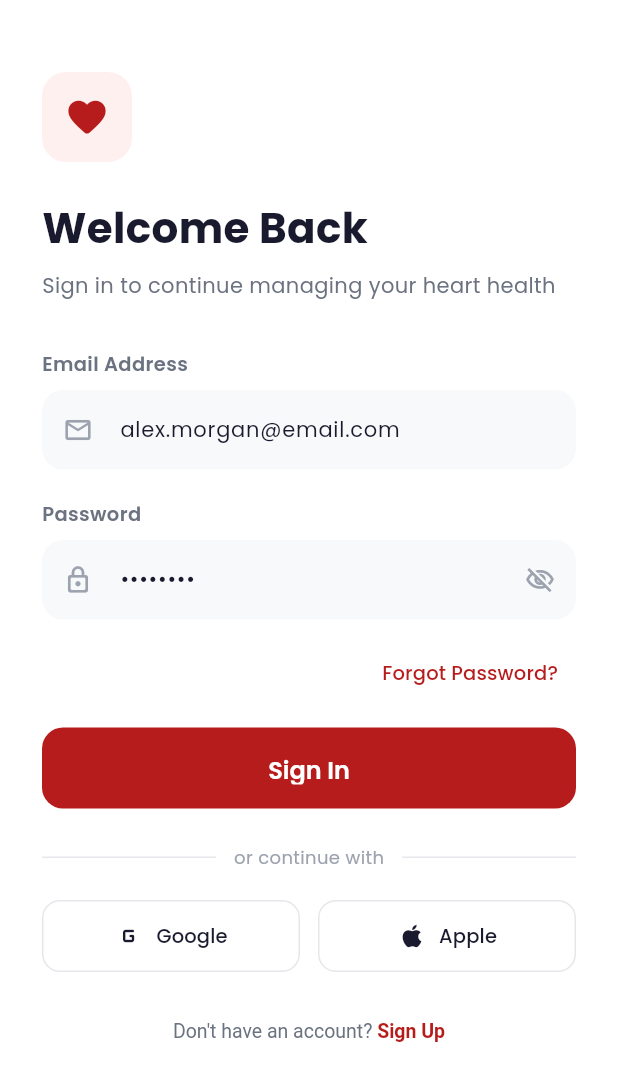
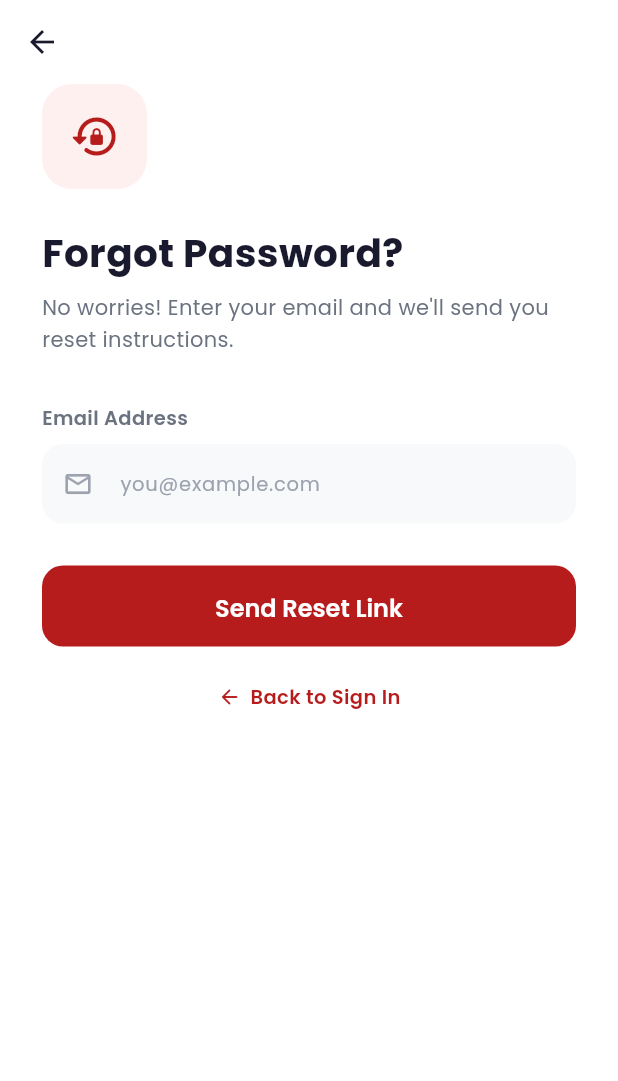
Before and after one commit to shivamaiuse2/Cardio-Life, a Flutter app: the LoginScreen screen opened by its route, after a tap on "Forgot Password?", on a phone screen of 412 x 824 dp. Shown: the top 1081 px of the screen. Run offline on Flutter 3.47's test engine with Material 3 defaults, Android fonts, the phone set to English and light mode, and no system bars; our stand-ins replace fl_chart, google_fonts, smooth_page_indicator.

Commit message:
All screens complete, just finishing remaining

```diff
--- a/lib/main.dart
+++ b/lib/main.dart
@@ -1,3 +1,4 @@
+import 'package:cardiolife/screens/forgot_password_screen.dart';
 import 'package:flutter/material.dart';
 import 'package:flutter/services.dart';
 import 'package:provider/provider.dart';
@@ -56,6 +57,8 @@ class CardioLifeApp extends StatelessWidget {
             return _route(const SignupScreen());
           case '/otp':
             return _route(const OtpScreen());
+          case '/forgot-password':
+            return _route(const ForgotPasswordScreen());
           case '/home':
             return _route(
               const MainShell(),
--- /dev/null
+++ b/lib/screens/forgot_password_screen.dart
@@ -0,0 +1,154 @@
+import 'package:flutter/material.dart';
+import '../theme/app_theme.dart';
+
+class ForgotPasswordScreen extends StatefulWidget {
+  const ForgotPasswordScreen({super.key});
+
+  @override
+  State<ForgotPasswordScreen> createState() => _ForgotPasswordScreenState();
+}
+
+class _ForgotPasswordScreenState extends State<ForgotPasswordScreen> {
+  final _emailCtrl = TextEditingController();
+  bool _loading = false;
+  bool _sent = false;
+
+  @override
+  void dispose() {
+    _emailCtrl.dispose();
+    super.dispose();
+  }
+
+  void _send() async {
+    if (_emailCtrl.text.trim().isEmpty) return;
+    setState(() => _loading = true);
+    await Future.delayed(const Duration(milliseconds: 900));
+    if (!mounted) return;
+    setState(() { _loading = false; _sent = true; });
+  }
+
+  @override
+  Widget build(BuildContext context) {
+    return Scaffold(
+      backgroundColor: Colors.white,
+      appBar: AppBar(backgroundColor: Colors.white, elevation: 0),
+      body: Padding(
+        padding: const EdgeInsets.symmetric(horizontal: 28),
+        child: _sent ? _SuccessView(email: _emailCtrl.text.trim(), onBack: () => Navigator.pop(context)) : _FormView(
+          ctrl: _emailCtrl,
+          loading: _loading,
+          onSend: _send,
+        ),
+      ),
+    );
+  }
+}
+
+class _FormView extends StatelessWidget {
+  final TextEditingController ctrl;
+  final bool loading;
+  final VoidCallback onSend;
+  const _FormView({required this.ctrl, required this.loading, required this.onSend});
+
+  @override
+  Widget build(BuildContext context) {
+    return Column(
+      crossAxisAlignment: CrossAxisAlignment.start,
+      children: [
+        Container(
+          width: 70, height: 70,
+          decoration: BoxDecoration(color: AppColors.lightRed, borderRadius: BorderRadius.circular(20)),
+          child: const Icon(Icons.lock_reset_rounded, color: AppColors.primary, size: 34),
+        ),
+        const SizedBox(height: 24),
+        const Text('Forgot Password?',
+            style: TextStyle(fontSize: 26, fontWeight: FontWeight.w700, color: AppColors.textDark)),
+        const SizedBox(height: 8),
+        const Text("No worries! Enter your email and we'll send you reset instructions.",
+            style: TextStyle(fontSize: 14, color: AppColors.textMedium, height: 1.5)),
+        const SizedBox(height: 32),
+        const Text('Email Address', style: TextStyle(fontSize: 13, fontWeight: FontWeight.w600)),
+        const SizedBox(height: 8),
+        TextField(
+          controller: ctrl,
+          keyboardType: TextInputType.emailAddress,
+          decoration: InputDecoration(
+            hintText: 'you@example.com',
+            hintStyle: const TextStyle(color: AppColors.textLight, fontSize: 13),
+            prefixIcon: const Icon(Icons.email_outlined, color: AppColors.textLight, size: 20),
+            filled: true, fillColor: AppColors.background,
+            contentPadding: const EdgeInsets.symmetric(vertical: 16),
+            border: OutlineInputBorder(borderRadius: BorderRadius.circular(14), borderSide: BorderSide.none),
+            focusedBorder: OutlineInputBorder(borderRadius: BorderRadius.circular(14),
+                borderSide: const BorderSide(color: AppColors.primary, width: 1.5)),
+          ),
+        ),
+        const SizedBox(height: 28),
+        SizedBox(
+          width: double.infinity, height: 54,
+          child: ElevatedButton(
+            onPressed: loading ? null : onSend,
+            child: loading
+                ? const SizedBox(width: 22, height: 22,
+                    child: CircularProgressIndicator(color: Colors.white, strokeWidth: 2.5))
+                : const Text('Send Reset Link', style: TextStyle(fontSize: 16, fontWeight: FontWeight.w600)),
+          ),
+        ),
+        const SizedBox(height: 24),
+        Center(
+          child: GestureDetector(
+            onTap: () => Navigator.pop(context),
+            child: Row(mainAxisSize: MainAxisSize.min, children: const [
+              Icon(Icons.arrow_back_rounded, size: 16, color: AppColors.primary),
+              SizedBox(width: 6),
+              Text('Back to Sign In',
+                  style: TextStyle(color: AppColors.primary, fontSize: 13, fontWeight: FontWeight.w600)),
+            ]),
+          ),
+        ),
+      ],
+    );
+  }
+}
+
+class _SuccessView extends StatelessWidget {
+  final String email;
+  final VoidCallback onBack;
+  const _SuccessView({required this.email, required this.onBack});
+
+  @override
+  Widget build(BuildContext context) {
+    return Column(
+      mainAxisAlignment: MainAxisAlignment.center,
+      children: [
+        Container(
+          width: 100, height: 100,
+          decoration: BoxDecoration(
+            color: AppColors.success.withOpacity(0.1), shape: BoxShape.circle),
+          child: const Icon(Icons.mark_email_read_outlined, color: AppColors.success, size: 52),
+        ),
+        const SizedBox(height: 28),
+        const Text('Check Your Email',
+            style: TextStyle(fontSize: 24, fontWeight: FontWeight.w700, color: AppColors.textDark)),
+        const SizedBox(height: 12),
+        Text("We've sent a password reset link to\n$email",
+            textAlign: TextAlign.center,
+            style: const TextStyle(fontSize: 14, color: AppColors.textMedium, height: 1.5)),
+        const SizedBox(height: 32),
+        SizedBox(
+          width: double.infinity, height: 54,
+          child: ElevatedButton(
+            onPressed: () => Navigator.pushNamed(context, '/reset-password'),
+            child: const Text('Open Reset Link', style: TextStyle(fontSize: 16, fontWeight: FontWeight.w600)),
+          ),
+        ),
+        const SizedBox(height: 16),
+        TextButton(
+          onPressed: onBack,
+          child: const Text("Back to Sign In",
+              style: TextStyle(color: AppColors.textMedium, fontSize: 13)),
+        ),
+      ],
+    );
+  }
+}
--- a/lib/screens/login_screen.dart
+++ b/lib/screens/login_screen.dart
@@ -88,7 +88,7 @@ class _LoginScreenState extends State<LoginScreen> {
               Align(
                 alignment: Alignment.centerRight,
                 child: TextButton(
-                  onPressed: () {},
+                  onPressed: () => Navigator.pushNamed(context, '/forgot-password'),
                   child: const Text('Forgot Password?',
                       style: TextStyle(color: AppColors.primary, fontSize: 13)),
                 ),
@@ -110,22 +110,22 @@ class _LoginScreenState extends State<LoginScreen> {
                 ),
               ),
               const SizedBox(height: 24),
-              Row(
+              const Row(
                 children: [
-                  const Expanded(child: Divider(color: AppColors.divider)),
+                  Expanded(child: Divider(color: AppColors.divider)),
                   Padding(
-                    padding: const EdgeInsets.symmetric(horizontal: 12),
+                    padding: EdgeInsets.symmetric(horizontal: 12),
                     child: Text('or continue with',
                         style: TextStyle(color: AppColors.textLight, fontSize: 12)),
                   ),
-                  const Expanded(child: Divider(color: AppColors.divider)),
+                  Expanded(child: Divider(color: AppColors.divider)),
                 ],
               ),
               const SizedBox(height: 20),
-              Row(
+              const Row(
                 children: [
                   Expanded(child: _SocialButton(icon: Icons.g_mobiledata_rounded, label: 'Google')),
-                  const SizedBox(width: 12),
+                  SizedBox(width: 12),
                   Expanded(child: _SocialButton(icon: Icons.apple_rounded, label: 'Apple')),
                 ],
               ),
```
